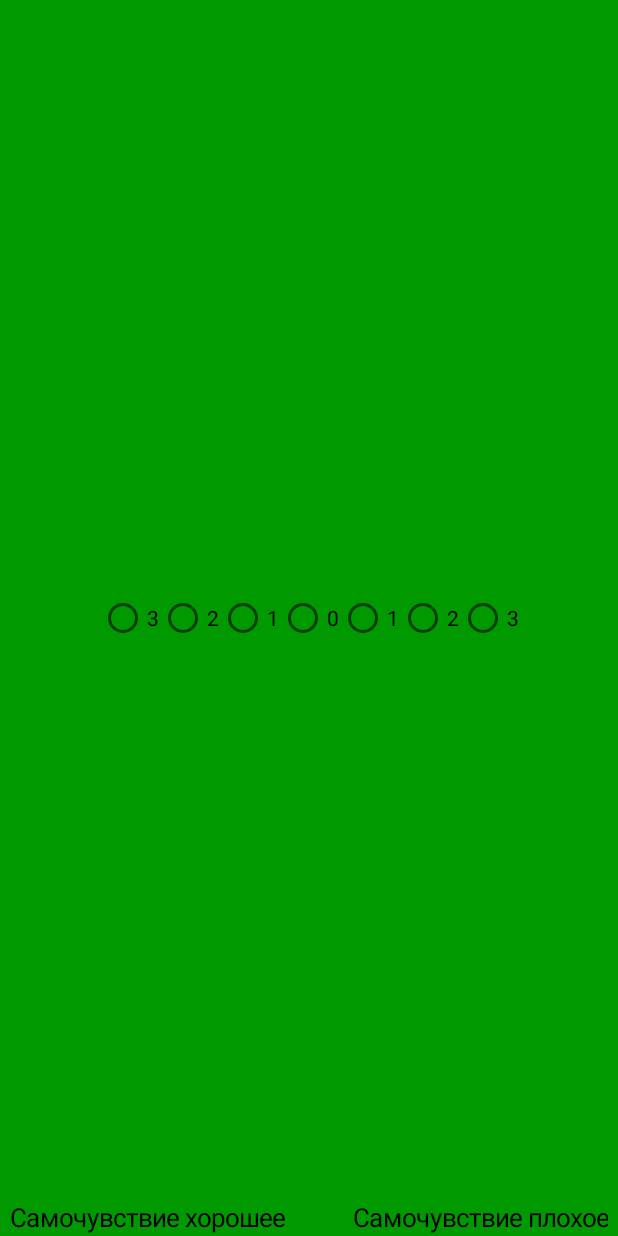
After one commit to VelimchenkoVitaly/StressApp, an Android app: the TestActivity screen opened directly, with no data from a screen before it, on a phone screen of 412 x 824 dp. The commit adds this screen. Run offline under Robolectric (Android 15) with nearby library versions, the phone set to English and light mode, and no system bars.

Commit message:
обновление тест активити
добавил смену текстов состояний по нажатию кнопки

```diff
--- a/app/build.gradle
+++ b/app/build.gradle
@@ -1,6 +1,7 @@
 plugins {
     id 'com.android.application'
     id 'org.jetbrains.kotlin.android'
+
 }
 
 android {
--- a/app/src/main/AndroidManifest.xml
+++ b/app/src/main/AndroidManifest.xml
@@ -12,6 +12,10 @@
         android:theme="@style/Theme.StressApp"
         tools:targetApi="31">
         <activity
+            android:name=".TestActivity"
+            android:exported="false"
+            android:theme="@style/Theme.StressApp.NoActionBar"/>
+        <activity
             android:name=".MainActivity"
             android:exported="true"
             android:label="@string/app_name"
--- a/app/src/main/java/com/example/stressapp/MainActivity.kt
+++ b/app/src/main/java/com/example/stressapp/MainActivity.kt
@@ -12,7 +12,7 @@ import android.view.Menu
 import android.view.MenuItem
 import android.view.View
 import com.example.stressapp.databinding.ActivityMainBinding
-
+import android.content.Intent
 import androidx.fragment.app.DialogFragment
 import androidx.appcompat.app.AlertDialog
 
@@ -46,7 +46,7 @@ class MainActivity : AppCompatActivity() {
         val builder = AlertDialog.Builder(this)
         builder.setTitle(R.string.everydayTest)
         builder.setMessage(R.string.everydayDescription)
-        builder.setNegativeButton(R.string.goToTest) { dialogInterface, i ->  }
+        builder.setNegativeButton(R.string.goToTest) { dialogInterface, i -> startActivity(Intent(this, TestActivity::class.java )) }
         builder.show()
     }
 
--- /dev/null
+++ b/app/src/main/java/com/example/stressapp/TestActivity.kt
@@ -0,0 +1,124 @@
+package com.example.stressapp
+
+import android.content.res.Resources
+import android.graphics.Color
+import android.icu.text.AlphabeticIndex.ImmutableIndex
+import androidx.appcompat.app.AppCompatActivity
+import android.os.Bundle
+import android.provider.MediaStore.Audio.Radio
+import android.view.ViewGroup
+import android.view.ViewGroup.MarginLayoutParams
+import android.widget.LinearLayout
+import android.widget.RadioButton
+import android.widget.RadioGroup
+import android.widget.RelativeLayout
+import androidx.core.view.marginTop
+import android.view.Gravity
+import android.widget.TextView
+import android.widget.Button
+
+
+class TestActivity : AppCompatActivity() {
+    override fun onCreate(savedInstanceState: Bundle?) {
+        super.onCreate(savedInstanceState)
+        setContentView(R.layout.activity_test)
+        setTest()
+
+
+    }
+
+    private fun setTest()
+{
+    var buttonFlag : Int = 1
+
+    val listR: List<String> = listOf("Самочувствие плохое","Чувствую себя слабым", "Активный", "Подвижный", "Грустный", "Плохое настроение", "Разбитый", "Обессиленный", "Быстрый", "Деятельный", "Несчастный", "Мрачный", "Расслабленный", "Больной", "Увлеченный", "Взволнованный", "Унылый", "Печальный", "Усталый", "Изнуренный", "Возбужденный", "Желание работать", "Озабоченный", "Пессимистичный", "Легко утомляемый", "Вялый", "Соображать легко", "Внимательный", "Разочарованный", "Недовольный")
+    val listL: List<String> = listOf("Самочувствие хорошее", "Чувствую себя сильным", "Пассивный", "Малоподвижный", "Веселый", "Хорошее настроение", "Работоспособный", "Полный сил", "Медлительный", "Бездеятельный", "Счастливый", "Жизнерадостный", "Напряженный", "Здоровый", "Безучастный", "Равнодушный", "Восторженный", "Радостный", "Отдохнувший", "Свежий", "Сонливый", "Желание отдохнуть", "Спокойный", "Оптимистичный", "Выносливый", "Бодрый", "Соображать трудно", "Рассеянный", "Полный надежд", "Довольный")
+    val layout = findViewById<RelativeLayout>(R.id.layout)
+
+    val paramsRG = RelativeLayout.LayoutParams(
+        RelativeLayout.LayoutParams.MATCH_PARENT,
+        RelativeLayout.LayoutParams.WRAP_CONTENT
+    )
+    paramsRG.addRule(RelativeLayout.CENTER_VERTICAL)
+
+
+    val rGroup = RadioGroup(this)
+    rGroup.gravity = Gravity.CENTER_HORIZONTAL
+    rGroup.orientation = LinearLayout.HORIZONTAL
+    rGroup.layoutParams = paramsRG
+
+    val paramsTxtR = RelativeLayout.LayoutParams(
+        RelativeLayout.LayoutParams.MATCH_PARENT,
+        RelativeLayout.LayoutParams.WRAP_CONTENT
+    )
+
+    paramsTxtR.setMargins(0,1200,10,0)
+
+    val paramsTxtL = RelativeLayout.LayoutParams(
+        RelativeLayout.LayoutParams.MATCH_PARENT,
+        RelativeLayout.LayoutParams.WRAP_CONTENT
+    )
+
+    paramsTxtL.setMargins(10,1200,0,0)
+    val txtR = TextView(this)
+
+    txtR.layoutParams = paramsTxtR
+    txtR.gravity = Gravity.RIGHT
+    txtR.setTextColor(Color.BLACK)
+    txtR.textSize = 17F
+
+    val txtL = TextView(this)
+    txtR.text = listR[0]
+    txtL.text = listL[0]
+    txtL.layoutParams = paramsTxtL
+    txtL.gravity = Gravity.LEFT
+    txtL.setTextColor(Color.BLACK)
+    txtL.textSize = 17F
+    //var x = 0
+    val rBut1 = RadioButton(this)
+    rBut1.text = "3"
+    val rBut2 = RadioButton(this)
+    rBut2.text = "2"
+    val rBut3 = RadioButton(this)
+    rBut3.text = "1"
+    val rBut4 = RadioButton(this)
+    rBut4.text = "0"
+    val rBut5 = RadioButton(this)
+    rBut5.text = "1"
+    val rBut6 = RadioButton(this)
+    rBut6.text = "2"
+    val rBut7 = RadioButton(this)
+    rBut7.text = "3"
+
+    val paramsBtn = RelativeLayout.LayoutParams(
+        RelativeLayout.LayoutParams.MATCH_PARENT,
+        RelativeLayout.LayoutParams.WRAP_CONTENT
+    )
+    paramsBtn.setMargins(0,1300,0,0)
+
+    val OKbtn = Button(this)
+    OKbtn.text = "следующее состояние"
+    OKbtn.layoutParams = paramsBtn
+    OKbtn.gravity = Gravity.CENTER_HORIZONTAL
+    OKbtn.setBackgroundColor(Color.RED)
+
+    OKbtn.setOnClickListener{
+        if (buttonFlag <= 30){
+        txtR.text = listR[buttonFlag]
+        txtL.text = listL[buttonFlag]
+        buttonFlag++}
+        //else сюда дописать вывод результатов после их подсчета
+    }
+    rGroup.addView(rBut1)
+    rGroup.addView(rBut2)
+    rGroup.addView(rBut3)
+    rGroup.addView(rBut4)
+    rGroup.addView(rBut5)
+    rGroup.addView(rBut6)
+    rGroup.addView(rBut7)
+    layout.addView(rGroup)
+    layout.addView(OKbtn)
+    layout.addView(txtR)
+    layout.addView(txtL)
+}
+}
--- /dev/null
+++ b/app/src/main/res/layout/activity_test.xml
@@ -0,0 +1,25 @@
+<?xml version="1.0" encoding="utf-8"?>
+
+<androidx.constraintlayout.widget.ConstraintLayout xmlns:android="http://schemas.android.com/apk/res/android"
+    xmlns:app="http://schemas.android.com/apk/res-auto"
+    xmlns:tools="http://schemas.android.com/tools"
+    android:layout_width="match_parent"
+    android:layout_height="match_parent"
+    tools:context=".TestActivity"
+    android:background="@color/greenL">
+
+    <RelativeLayout
+        android:id="@+id/layout"
+        android:layout_width="match_parent"
+        android:layout_height="match_parent">
+
+        <TextView
+            android:id="@+id/Rstring1"
+            android:layout_width="match_parent"
+            android:layout_height="match_parent"
+            android:text="@string/Rstring1"
+            android:visibility="gone"></TextView>
+    </RelativeLayout>
+
+
+</androidx.constraintlayout.widget.ConstraintLayout>
--- a/app/src/main/res/values/strings.xml
+++ b/app/src/main/res/values/strings.xml
@@ -16,4 +16,14 @@
 
     <string name="everydayDescription">Прохождение тестирования состоит в соотношении состояния с психологическими признаками. Он представлен в виде шкалы с индексами от -3 до 3. Предлагается 30 пар слов, для которых свойственно противоположное значенине. Задание состоит в том, чтобы выбрать по 1 цифре на каждой шкале. Выбранное значение должно наиболее точно отражать состояние человека в момент прохождения тестирования.</string>
     <string name="goToTest">ПРОЙТИ ТЕСТ</string>
+
+    <string name="three">3</string>
+    <string name="two">2</string>
+    <string name="one">1</string>
+    <string name="zero">0</string>
+
+
+
+
+
 </resources>
```
